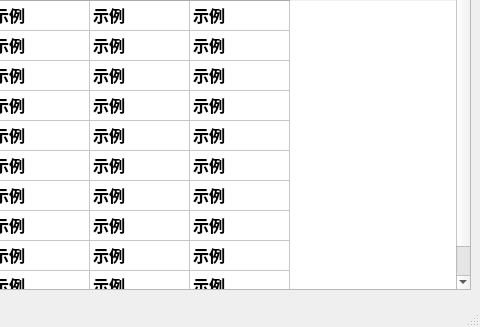
Before: the Qt Designer form db_gui.ui in Ailikez/mysql_viewer_pyqt5, drawn with Qt 5; both pictures show x 543 to 1023 and y 636 to 963 of the 1023 by 963 pixel window.
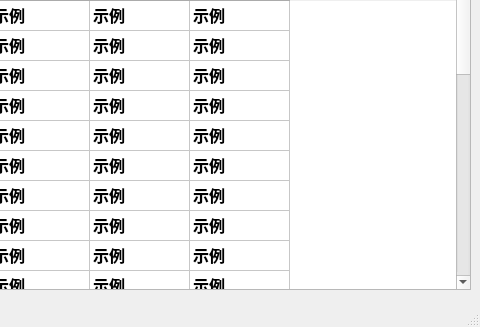
After: the same form once the commit is applied.

Patch:
```diff
--- a/db_gui.ui
+++ b/db_gui.ui
@@ -499,6 +499,106 @@
         <string>10</string>
        </property>
       </row>
+      <row>
+       <property name="text">
+        <string>11</string>
+       </property>
+      </row>
+      <row>
+       <property name="text">
+        <string>12</string>
+       </property>
+      </row>
+      <row>
+       <property name="text">
+        <string>13</string>
+       </property>
+      </row>
+      <row>
+       <property name="text">
+        <string>14</string>
+       </property>
+      </row>
+      <row>
+       <property name="text">
+        <string>15</string>
+       </property>
+      </row>
+      <row>
+       <property name="text">
+        <string>16</string>
+       </property>
+      </row>
+      <row>
+       <property name="text">
+        <string>17</string>
+       </property>
+      </row>
+      <row>
+       <property name="text">
+        <string>18</string>
+       </property>
+      </row>
+      <row>
+       <property name="text">
+        <string>19</string>
+       </property>
+      </row>
+      <row>
+       <property name="text">
+        <string>20</string>
+       </property>
+      </row>
+      <row>
+       <property name="text">
+        <string>21</string>
+       </property>
+      </row>
+      <row>
+       <property name="text">
+        <string>22</string>
+       </property>
+      </row>
+      <row>
+       <property name="text">
+        <string>23</string>
+       </property>
+      </row>
+      <row>
+       <property name="text">
+        <string>24</string>
+       </property>
+      </row>
+      <row>
+       <property name="text">
+        <string>25</string>
+       </property>
+      </row>
+      <row>
+       <property name="text">
+        <string>26</string>
+       </property>
+      </row>
+      <row>
+       <property name="text">
+        <string>27</string>
+       </property>
+      </row>
+      <row>
+       <property name="text">
+        <string>28</string>
+       </property>
+      </row>
+      <row>
+       <property name="text">
+        <string>29</string>
+       </property>
+      </row>
+      <row>
+       <property name="text">
+        <string>30</string>
+       </property>
+      </row>
       <column>
        <property name="text">
         <string>title</string>
```
